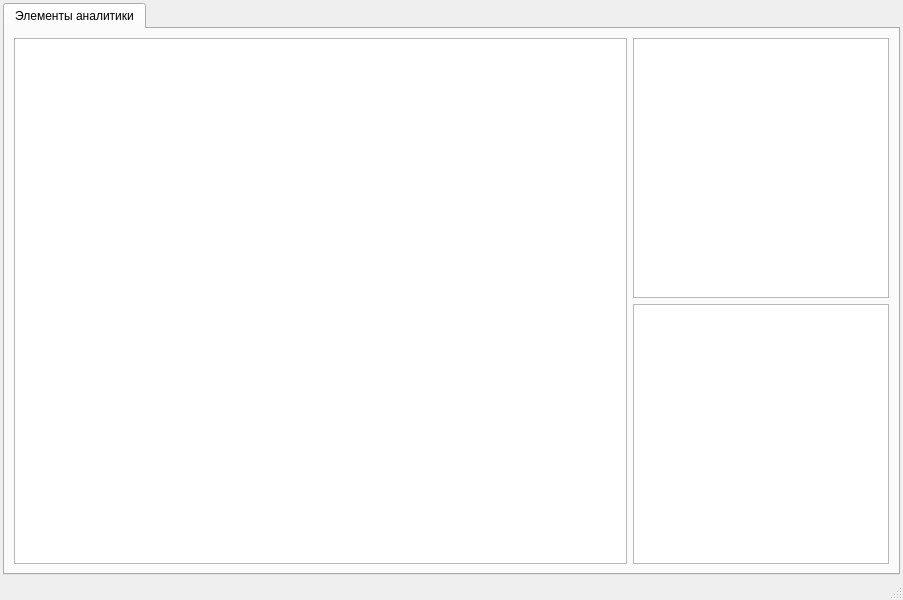
This is ui/forms/form_analytics.ui in e-vladimir/finmanager as Qt 5 draws it before an edit. The edited form follows.
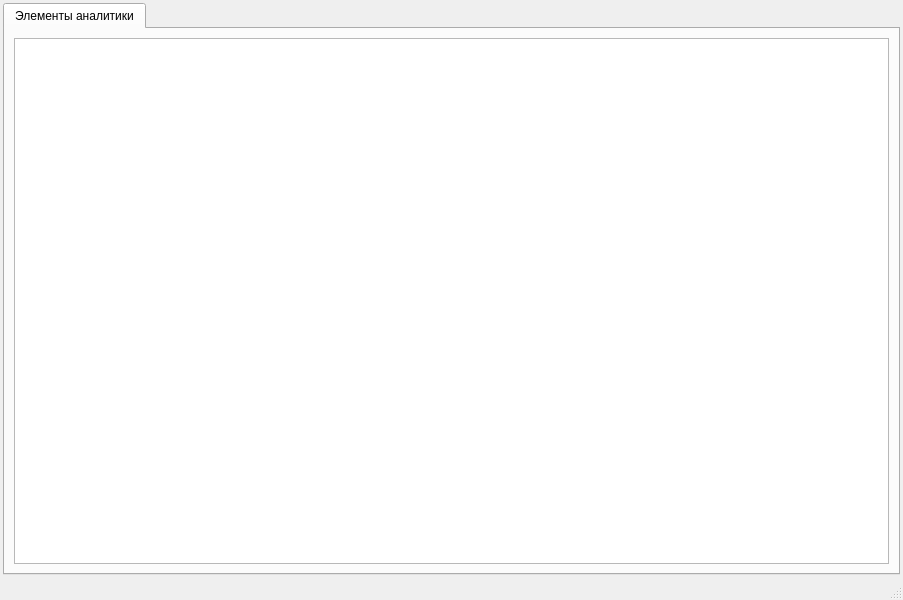
This is the edited form.

Patch:
```diff
--- a/ui/forms/form_analytics.ui
+++ b/ui/forms/form_analytics.ui
@@ -39,7 +39,7 @@
        <attribute name="title">
         <string>Элементы аналитики</string>
        </attribute>
-       <layout class="QHBoxLayout" name="horizontalLayout_2" stretch="1,0">
+       <layout class="QHBoxLayout" name="horizontalLayout_2" stretch="0">
         <item>
          <widget class="QTableView" name="table_items">
           <property name="contextMenuPolicy">
@@ -57,59 +57,17 @@
           <property name="selectionBehavior">
            <enum>QAbstractItemView::SelectionBehavior::SelectRows</enum>
           </property>
+          <property name="showGrid">
+           <bool>false</bool>
+          </property>
           <attribute name="horizontalHeaderVisible">
-           <bool>false</bool>
+           <bool>true</bool>
           </attribute>
           <attribute name="verticalHeaderVisible">
            <bool>false</bool>
           </attribute>
          </widget>
         </item>
-        <item>
-         <layout class="QVBoxLayout" name="verticalLayout_2">
-          <item>
-           <widget class="QListWidget" name="list_item_include">
-            <property name="minimumSize">
-             <size>
-              <width>250</width>
-              <height>0</height>
-             </size>
-            </property>
-            <property name="contextMenuPolicy">
-             <enum>Qt::ContextMenuPolicy::CustomContextMenu</enum>
-            </property>
-            <property name="editTriggers">
-             <set>QAbstractItemView::EditTrigger::NoEditTriggers</set>
-            </property>
-            <property name="alternatingRowColors">
-             <bool>true</bool>
-            </property>
-            <property name="selectionMode">
-             <enum>QAbstractItemView::SelectionMode::NoSelection</enum>
-            </property>
-            <property name="selectionBehavior">
-             <enum>QAbstractItemView::SelectionBehavior::SelectRows</enum>
-            </property>
-           </widget>
-          </item>
-          <item>
-           <widget class="QListWidget" name="list_item_exclude">
-            <property name="contextMenuPolicy">
-             <enum>Qt::ContextMenuPolicy::CustomContextMenu</enum>
-            </property>
-            <property name="editTriggers">
-             <set>QAbstractItemView::EditTrigger::NoEditTriggers</set>
-            </property>
-            <property name="alternatingRowColors">
-             <bool>true</bool>
-            </property>
-            <property name="selectionMode">
-             <enum>QAbstractItemView::SelectionMode::NoSelection</enum>
-            </property>
-           </widget>
-          </item>
-         </layout>
-        </item>
        </layout>
       </widget>
      </widget>
```
